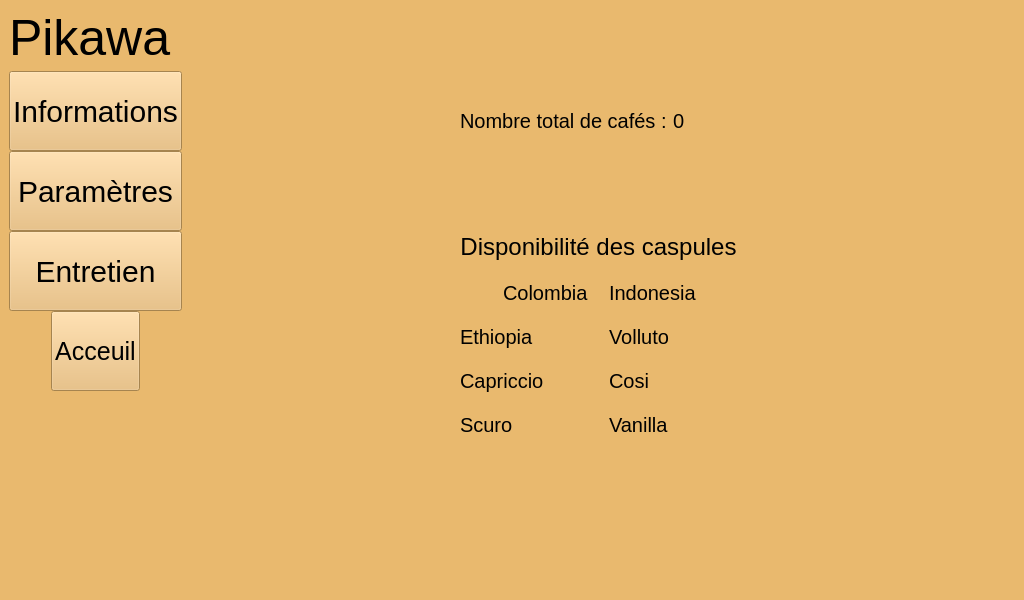
Old version of the form pikawa-qt/ihm.ui in the repository bts-lasalle-avignon-projets/pikawa-2022.
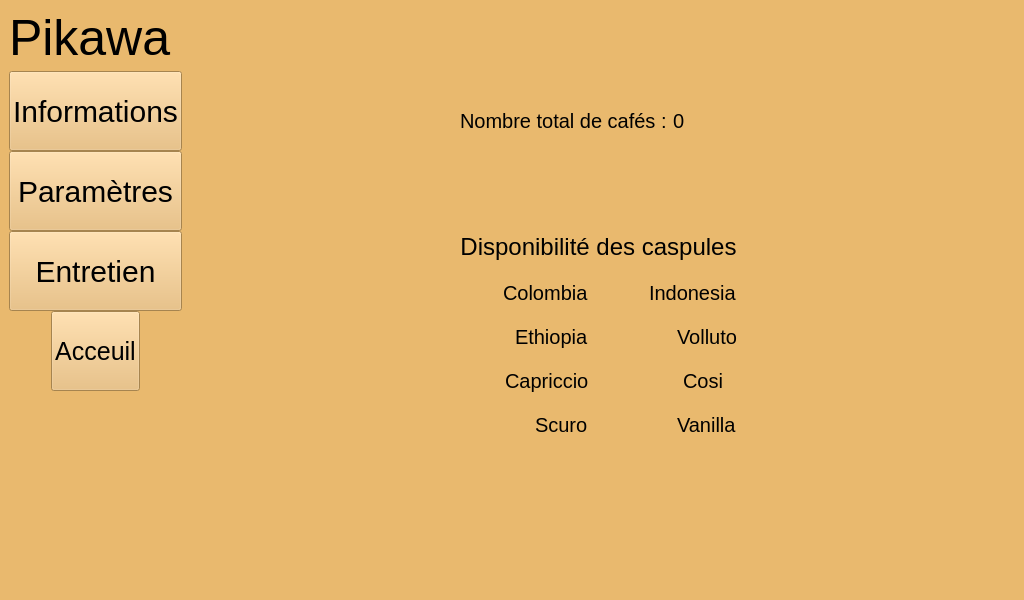
New version of the form. The open tabs and pages were chosen to show the change. Icons and pictures are not drawn.

Commit message: PIKAWA22-44 Ajoute les layouts necessaires et corrige la méthode pour mettre à jour les capsules

```diff
--- a/pikawa-qt/ihm.ui
+++ b/pikawa-qt/ihm.ui
@@ -1837,95 +1837,6 @@
               <property name="spacing">
                <number>20</number>
               </property>
-              <item row="8" column="2">
-               <spacer name="verticalSpacer_11">
-                <property name="orientation">
-                 <enum>Qt::Vertical</enum>
-                </property>
-                <property name="sizeHint" stdset="0">
-                 <size>
-                  <width>20</width>
-                  <height>40</height>
-                 </size>
-                </property>
-               </spacer>
-              </item>
-              <item row="3" column="2">
-               <widget class="QLabel" name="labelVolluto">
-                <property name="styleSheet">
-                 <string notr="true">font-size:20px;</string>
-                </property>
-                <property name="text">
-                 <string>Volluto</string>
-                </property>
-               </widget>
-              </item>
-              <item row="3" column="1">
-               <widget class="QLabel" name="labelEthiopia">
-                <property name="styleSheet">
-                 <string notr="true">font-size:20px;</string>
-                </property>
-                <property name="text">
-                 <string>Ethiopia</string>
-                </property>
-                <property name="wordWrap">
-                 <bool>false</bool>
-                </property>
-               </widget>
-              </item>
-              <item row="5" column="1">
-               <widget class="QLabel" name="labelCapriccio">
-                <property name="styleSheet">
-                 <string notr="true">font-size:20px;</string>
-                </property>
-                <property name="text">
-                 <string>Capriccio</string>
-                </property>
-               </widget>
-              </item>
-              <item row="5" column="2">
-               <widget class="QLabel" name="labelCosi">
-                <property name="styleSheet">
-                 <string notr="true">font-size:20px;</string>
-                </property>
-                <property name="text">
-                 <string>Cosi</string>
-                </property>
-               </widget>
-              </item>
-              <item row="8" column="1">
-               <spacer name="verticalSpacer_10">
-                <property name="orientation">
-                 <enum>Qt::Vertical</enum>
-                </property>
-                <property name="sizeHint" stdset="0">
-                 <size>
-                  <width>20</width>
-                  <height>40</height>
-                 </size>
-                </property>
-               </spacer>
-              </item>
-              <item row="6" column="1">
-               <widget class="QLabel" name="labelScuro">
-                <property name="styleSheet">
-                 <string notr="true">font-size:20px;</string>
-                </property>
-                <property name="text">
-                 <string>Scuro</string>
-                </property>
-               </widget>
-              </item>
-              <item row="6" column="2">
-               <widget class="QLabel" name="labelVanilla">
-                <property name="styleSheet">
-                 <string notr="true">font-size:20px;</string>
-                </property>
-                <property name="text">
-                 <string>Vanilla</string>
-                </property>
-               </widget>
-              </item>
               <item row="1" column="1">
                <layout class="QHBoxLayout" name="horizontalLayoutCapsule1">
                 <property name="spacing">
@@ -1970,6 +1881,19 @@
                 <property name="bottomMargin">
                  <number>0</number>
                 </property>
+                <item>
+                 <widget class="QLabel" name="labelEtatIndonesia">
+                  <property name="text">
+                   <string/>
+                  </property>
+                  <property name="pixmap">
+                   <pixmap resource="ressources.qrc">:/RondRouge.png</pixmap>
+                  </property>
+                  <property name="alignment">
+                   <set>Qt::AlignRight|Qt::AlignTrailing|Qt::AlignVCenter</set>
+                  </property>
+                 </widget>
+                </item>
                 <item>
                  <widget class="QLabel" name="labelIndonesia">
                   <property name="styleSheet">
@@ -1980,16 +1904,176 @@
                   </property>
                  </widget>
                 </item>
+               </layout>
+              </item>
+              <item row="2" column="2">
+               <layout class="QHBoxLayout" name="horizontalLayoutCapsule4">
                 <item>
-                 <widget class="QLabel" name="labelEtatIndonesia">
+                 <widget class="QLabel" name="labelEtatVolluto">
                   <property name="text">
                    <string/>
                   </property>
                   <property name="pixmap">
                    <pixmap resource="ressources.qrc">:/RondRouge.png</pixmap>
                   </property>
-                  <property name="alignment">
-                   <set>Qt::AlignRight|Qt::AlignTrailing|Qt::AlignVCenter</set>
+                 </widget>
+                </item>
+                <item>
+                 <widget class="QLabel" name="labelVolluto">
+                  <property name="styleSheet">
+                   <string notr="true">font-size:20px;</string>
+                  </property>
+                  <property name="text">
+                   <string>Volluto</string>
+                  </property>
+                 </widget>
+                </item>
+               </layout>
+              </item>
+              <item row="11" column="2">
+               <spacer name="verticalSpacer_11">
+                <property name="orientation">
+                 <enum>Qt::Vertical</enum>
+                </property>
+                <property name="sizeHint" stdset="0">
+                 <size>
+                  <width>20</width>
+                  <height>40</height>
+                 </size>
+                </property>
+               </spacer>
+              </item>
+              <item row="11" column="1">
+               <spacer name="verticalSpacer_10">
+                <property name="orientation">
+                 <enum>Qt::Vertical</enum>
+                </property>
+                <property name="sizeHint" stdset="0">
+                 <size>
+                  <width>20</width>
+                  <height>40</height>
+                 </size>
+                </property>
+               </spacer>
+              </item>
+              <item row="2" column="1">
+               <layout class="QHBoxLayout" name="horizontalLayoutCapsule3">
+                <item>
+                 <widget class="QLabel" name="labelEtatEthiopia">
+                  <property name="text">
+                   <string/>
+                  </property>
+                  <property name="pixmap">
+                   <pixmap resource="ressources.qrc">:/RondRouge.png</pixmap>
+                  </property>
+                 </widget>
+                </item>
+                <item>
+                 <widget class="QLabel" name="labelEthiopia">
+                  <property name="styleSheet">
+                   <string notr="true">font-size:20px;</string>
+                  </property>
+                  <property name="text">
+                   <string>Ethiopia</string>
+                  </property>
+                  <property name="wordWrap">
+                   <bool>false</bool>
+                  </property>
+                 </widget>
+                </item>
+               </layout>
+              </item>
+              <item row="3" column="1">
+               <layout class="QHBoxLayout" name="horizontalLayoutCapsule5">
+                <item>
+                 <widget class="QLabel" name="labelEtatCapriccio">
+                  <property name="text">
+                   <string/>
+                  </property>
+                  <property name="pixmap">
+                   <pixmap resource="ressources.qrc">:/RondRouge.png</pixmap>
+                  </property>
+                 </widget>
+                </item>
+                <item>
+                 <widget class="QLabel" name="labelCapriccio">
+                  <property name="styleSheet">
+                   <string notr="true">font-size:20px;</string>
+                  </property>
+                  <property name="text">
+                   <string>Capriccio</string>
+                  </property>
+                 </widget>
+                </item>
+               </layout>
+              </item>
+              <item row="4" column="1">
+               <layout class="QHBoxLayout" name="horizontalLayoutCapsule7">
+                <item>
+                 <widget class="QLabel" name="labelEtatScuro">
+                  <property name="text">
+                   <string/>
+                  </property>
+                  <property name="pixmap">
+                   <pixmap resource="ressources.qrc">:/RondRouge.png</pixmap>
+                  </property>
+                 </widget>
+                </item>
+                <item>
+                 <widget class="QLabel" name="labelScuro">
+                  <property name="styleSheet">
+                   <string notr="true">font-size:20px;</string>
+                  </property>
+                  <property name="text">
+                   <string>Scuro</string>
+                  </property>
+                 </widget>
+                </item>
+               </layout>
+              </item>
+              <item row="3" column="2">
+               <layout class="QHBoxLayout" name="horizontalLayoutCapsule6">
+                <item>
+                 <widget class="QLabel" name="labelEtatCosi">
+                  <property name="text">
+                   <string/>
+                  </property>
+                  <property name="pixmap">
+                   <pixmap resource="ressources.qrc">:/RondRouge.png</pixmap>
+                  </property>
+                 </widget>
+                </item>
+                <item>
+                 <widget class="QLabel" name="labelCosi">
+                  <property name="styleSheet">
+                   <string notr="true">font-size:20px;</string>
+                  </property>
+                  <property name="text">
+                   <string>Cosi</string>
+                  </property>
+                 </widget>
+                </item>
+               </layout>
+              </item>
+              <item row="4" column="2">
+               <layout class="QHBoxLayout" name="horizontalLayoutCapsule8">
+                <item>
+                 <widget class="QLabel" name="labelEtatVanilla">
+                  <property name="text">
+                   <string/>
+                  </property>
+                  <property name="pixmap">
+                   <pixmap resource="ressources.qrc">:/RondRouge.png</pixmap>
+                  </property>
+                 </widget>
+                </item>
+                <item>
+                 <widget class="QLabel" name="labelVanilla">
+                  <property name="styleSheet">
+                   <string notr="true">font-size:20px;</string>
+                  </property>
+                  <property name="text">
+                   <string>Vanilla</string>
                   </property>
                  </widget>
                 </item>
```
Left out of the diff: 11 changed lines with no effect on the pictures. The commit also changes 2 other files.
